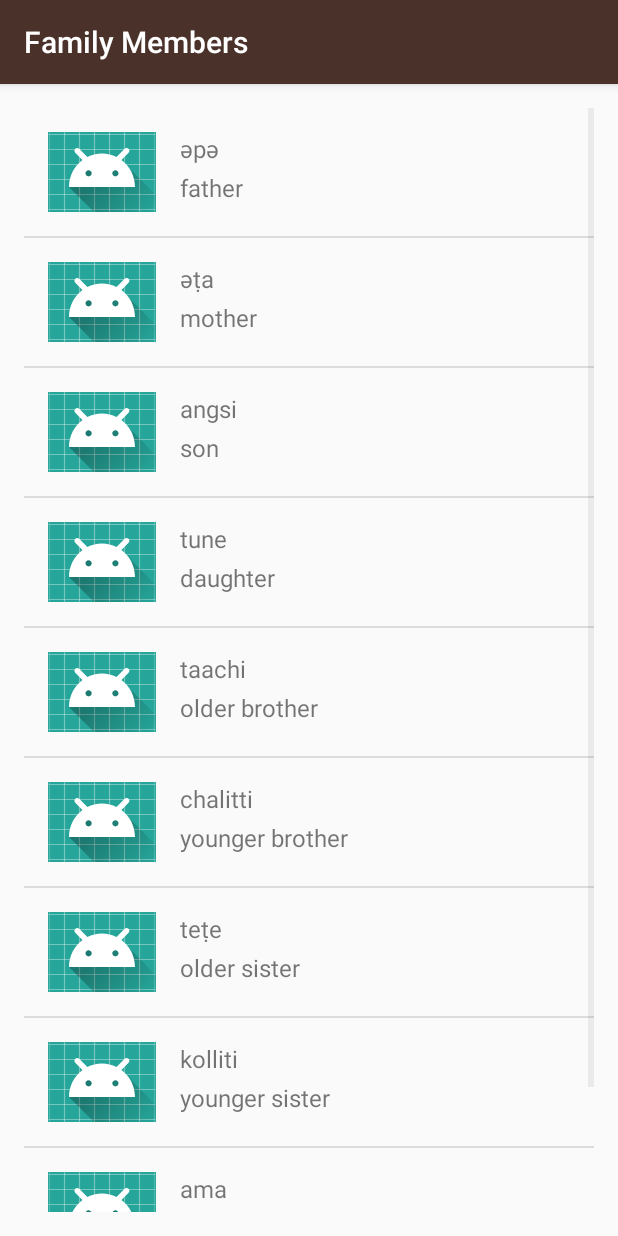
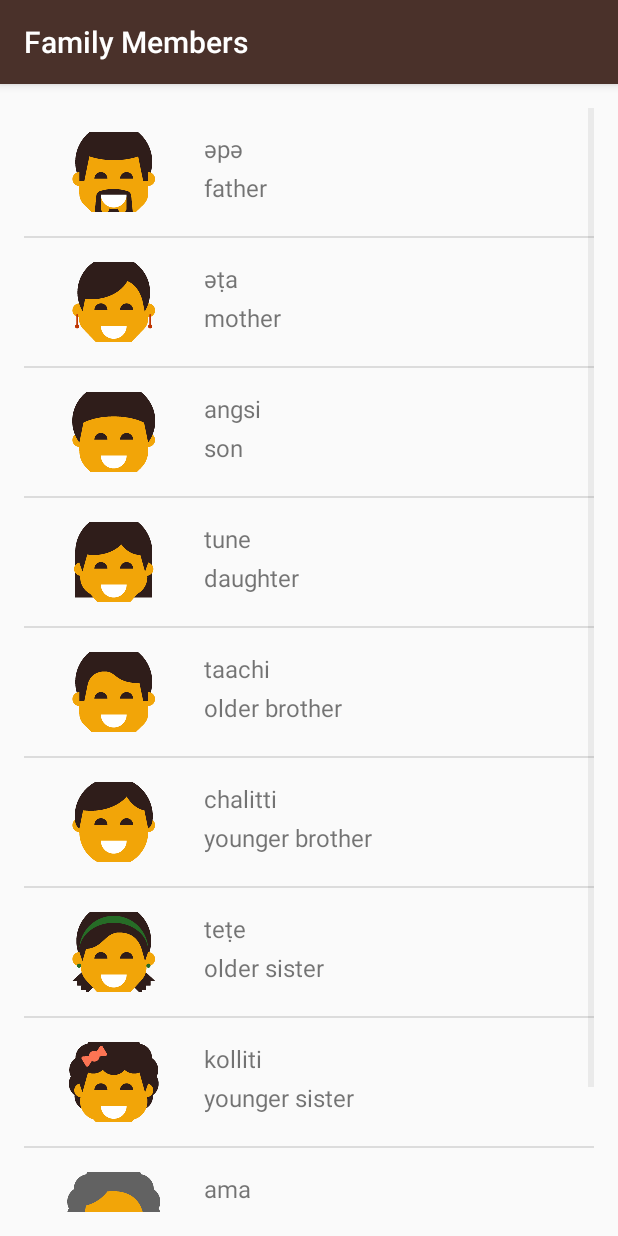
Before and after one commit to Ahmed-Elbasha/Miwok-Translate-App-, an Android app: the FamilyActivity screen opened directly, with no data from a screen before it, on a phone screen of 412 x 824 dp. Run offline under Robolectric (Android 15) with nearby library versions, the light colour scheme and no system bars.

Commit message:
Modified the Word and WordAdapter Class so we can view each Category Items List properly

```diff
--- a/Miwok/app/src/main/java/com/example/ahmedelbasha/miwok/FamilyActivity.java
+++ b/Miwok/app/src/main/java/com/example/ahmedelbasha/miwok/FamilyActivity.java
@@ -16,16 +16,16 @@ public class FamilyActivity extends AppCompatActivity {
         // Create a list of words
         ArrayList<Word> words = new ArrayList<>();
 
-        words.add(new Word("әpә", "father"));
-        words.add(new Word("әṭa", "mother"));
-        words.add(new Word("angsi", "son"));
-        words.add(new Word("tune", "daughter"));
-        words.add(new Word("taachi", "older brother"));
-        words.add(new Word("chalitti", "younger brother"));
-        words.add(new Word("teṭe", "older sister"));
-        words.add(new Word("kolliti", "younger sister"));
-        words.add(new Word("ama", "grandmother"));
-        words.add(new Word("paapa", "grandfather"));
+        words.add(new Word("әpә", "father", R.drawable.family_father));
+        words.add(new Word("әṭa", "mother", R.drawable.family_mother));
+        words.add(new Word("angsi", "son",R.drawable.family_son));
+        words.add(new Word("tune", "daughter", R.drawable.family_daughter));
+        words.add(new Word("taachi", "older brother", R.drawable.family_older_brother));
+        words.add(new Word("chalitti", "younger brother", R.drawable.family_younger_brother));
+        words.add(new Word("teṭe", "older sister", R.drawable.family_older_sister));
+        words.add(new Word("kolliti", "younger sister", R.drawable.family_younger_sister));
+        words.add(new Word("ama", "grandmother", R.drawable.family_grandmother));
+        words.add(new Word("paapa", "grandfather", R.drawable.family_grandfather));
 
         WordAdapter wordArrayAdapter = new WordAdapter(this, words);
 
--- a/Miwok/app/src/main/java/com/example/ahmedelbasha/miwok/Word.java
+++ b/Miwok/app/src/main/java/com/example/ahmedelbasha/miwok/Word.java
@@ -10,6 +10,7 @@ public class Word {
     private String mDefaultTranslation;
 
     private int mImageResourceId;
+    private static final int NO_IMAGE_PROVIDED = -1;
 
     /**
      * Create a new Word object.
@@ -21,7 +22,22 @@ public class Word {
     public Word(String miwokTranslation, String defaultTranslation) {
         mMiwokTranslation = miwokTranslation;
         mDefaultTranslation = defaultTranslation;
+        //mImageResourceId = 0;
     }
+
+    /**
+     * Create a new Word object.
+     *
+     * @param defaultTranslation is the word in a language that the user is already familiar with
+     *                           (such as English)
+     * @param miwokTranslation is the word in the Miwok language
+     */
+    public Word(String miwokTranslation, String defaultTranslation, int imageResourceId) {
+        mMiwokTranslation = miwokTranslation;
+        mDefaultTranslation = defaultTranslation;
+        mImageResourceId = imageResourceId;
+    }
+
 
     /**
      * Get the default translation of the word.
@@ -40,4 +56,8 @@ public class Word {
     public int getmImageResourceId() {
         return mImageResourceId;
     }
+
+    public boolean hasImage() {
+        return mImageResourceId != NO_IMAGE_PROVIDED;
+    }
 }
--- a/Miwok/app/src/main/java/com/example/ahmedelbasha/miwok/WordAdapter.java
+++ b/Miwok/app/src/main/java/com/example/ahmedelbasha/miwok/WordAdapter.java
@@ -7,6 +7,7 @@ import android.view.LayoutInflater;
 import android.view.View;
 import android.view.ViewGroup;
 import android.widget.ArrayAdapter;
+import android.widget.ImageView;
 import android.widget.TextView;
 
 import java.util.ArrayList;
@@ -51,6 +52,15 @@ public class WordAdapter extends ArrayAdapter<Word>{
         TextView defaultTranslationTextView = listItemView.findViewById(R.id.word_in_english_text);
         defaultTranslationTextView.setText(currentWord.getmDefaultTranslation());
 
+        ImageView wordImage = listItemView.findViewById(R.id.item_image);
+
+        if (currentWord.hasImage()) {
+            wordImage.setImageResource(currentWord.getmImageResourceId());
+            wordImage.setVisibility(View.VISIBLE);
+        }else {
+            wordImage.setVisibility(View.GONE);
+        }
+
         return listItemView;
     }
 }
```
Also changed, not shown: Miwok/app/src/main/java/com/example/ahmedelbasha/miwok/ColorsActivity.java (+8 -8 lines), Miwok/app/src/main/java/com/example/ahmedelbasha/miwok/NumbersActivity.java (+10 -10 lines).
